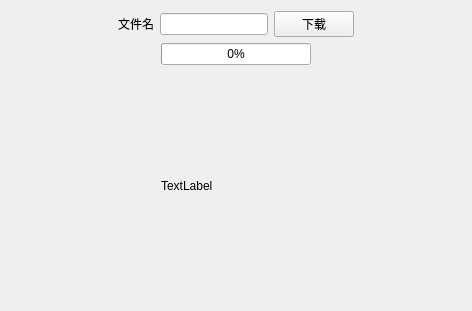
The window that FileManagement/DownloadFile.ui (hhyvs111/FileManagement) describes before a commit, drawn with Qt 5.
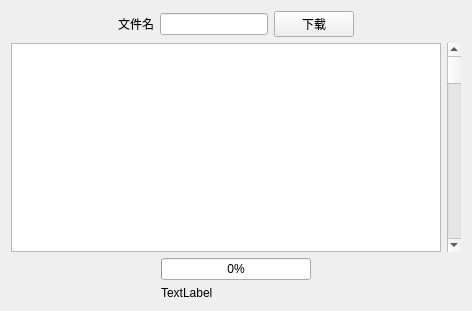
The same window after the commit.

Diff of the .ui file:
```diff
--- a/FileManagement/DownloadFile.ui
+++ b/FileManagement/DownloadFile.ui
@@ -61,6 +61,20 @@
      </item>
     </layout>
    </item>
+   <item>
+    <layout class="QHBoxLayout" name="horizontalLayout_3">
+     <item>
+      <widget class="QTableView" name="downloadTable"/>
+     </item>
+     <item>
+      <widget class="QScrollBar" name="verticalScrollBar">
+       <property name="orientation">
+        <enum>Qt::Vertical</enum>
+       </property>
+      </widget>
+     </item>
+    </layout>
+   </item>
    <item>
     <layout class="QHBoxLayout" name="horizontalLayout_2">
      <item>
```
